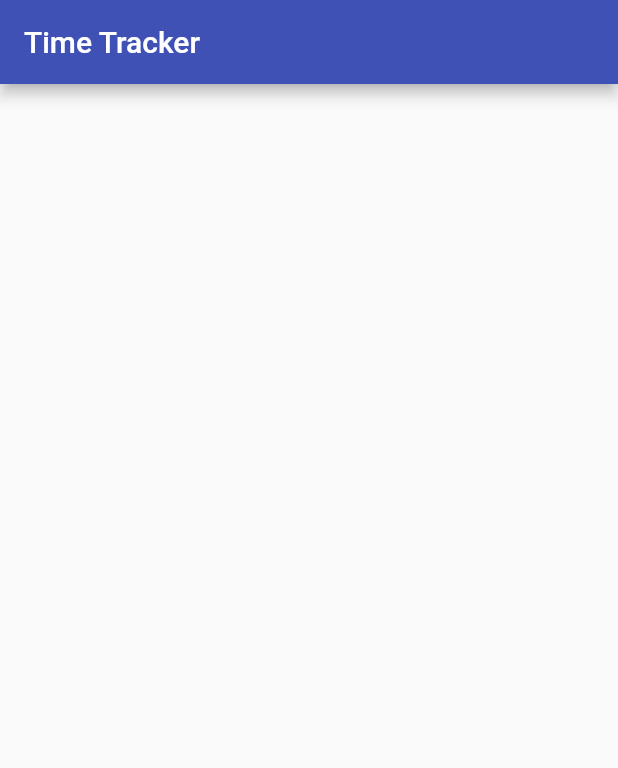
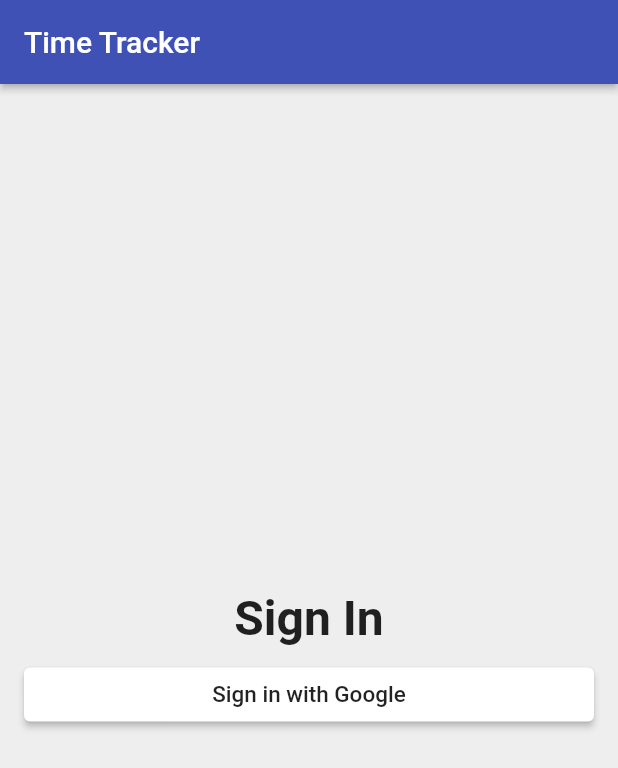
Before and after one commit to admiralicic/flutter-time-tracker, a Flutter app: the screen it shows after launch, on a phone screen of 412 x 824 dp. Shown: the top 768 px of the screen. Run offline on Flutter 3.47's test engine with Material 2 defaults, Android fonts, the phone set to English and light mode, and no system bars.

Commit message:
Create custom raised button widget

```diff
--- a/lib/app/sign_in/sign_in_page.dart
+++ b/lib/app/sign_in/sign_in_page.dart
@@ -1,6 +1,5 @@
-
-
 import 'package:flutter/material.dart';
+import 'package:time_tracker_flutter_course/common_widgets/custom_raised_button.dart';
 
 class SignInPage extends StatelessWidget {
   @override
@@ -8,6 +7,42 @@ class SignInPage extends StatelessWidget {
     return Scaffold(
       appBar: AppBar(
         title: Text('Time Tracker'),
+        elevation: 2.0,
+      ),
+      body: _buildContent(),
+      backgroundColor: Colors.grey[200],
+    );
+  }
+
+  Widget _buildContent() {
+    return Padding(
+      padding: EdgeInsets.all(16.0),
+      child: Column(
+        mainAxisAlignment: MainAxisAlignment.center,
+        crossAxisAlignment: CrossAxisAlignment.stretch,
+        children: <Widget>[
+          Text(
+            'Sign In',
+            textAlign: TextAlign.center,
+            style: TextStyle(
+              fontSize: 32.0,
+              fontWeight: FontWeight.w600,
+            ),
+          ),
+          SizedBox(height: 8.0),
+          CustomRaisedButton(
+            child: Text(
+              'Sign in with Google',
+              style: TextStyle(
+                color: Colors.black87,
+                fontSize: 15.0,
+              ),
+            ),
+            color: Colors.white,
+            borderRadius: 4.0,
+            onPressed: () {},
+          ),
+        ],
       ),
     );
   }
--- /dev/null
+++ b/lib/common_widgets/custom_raised_button.dart
@@ -0,0 +1,28 @@
+import 'package:flutter/material.dart';
+
+class CustomRaisedButton extends StatelessWidget {
+  CustomRaisedButton({
+    this.child,
+    this.color,
+    this.borderRadius,
+    this.onPressed,
+  });
+  final Widget child;
+  final Color color;
+  final double borderRadius;
+  final VoidCallback onPressed;
+
+  @override
+  Widget build(BuildContext context) {
+    return RaisedButton(
+      child: child,
+      color: color,
+      shape: RoundedRectangleBorder(
+        borderRadius: BorderRadius.all(
+          Radius.circular(borderRadius),
+        ),
+      ),
+      onPressed: onPressed,
+    );
+  }
+}
```
Also changed, not shown: lib/main.dart (line endings or trailing spaces).
